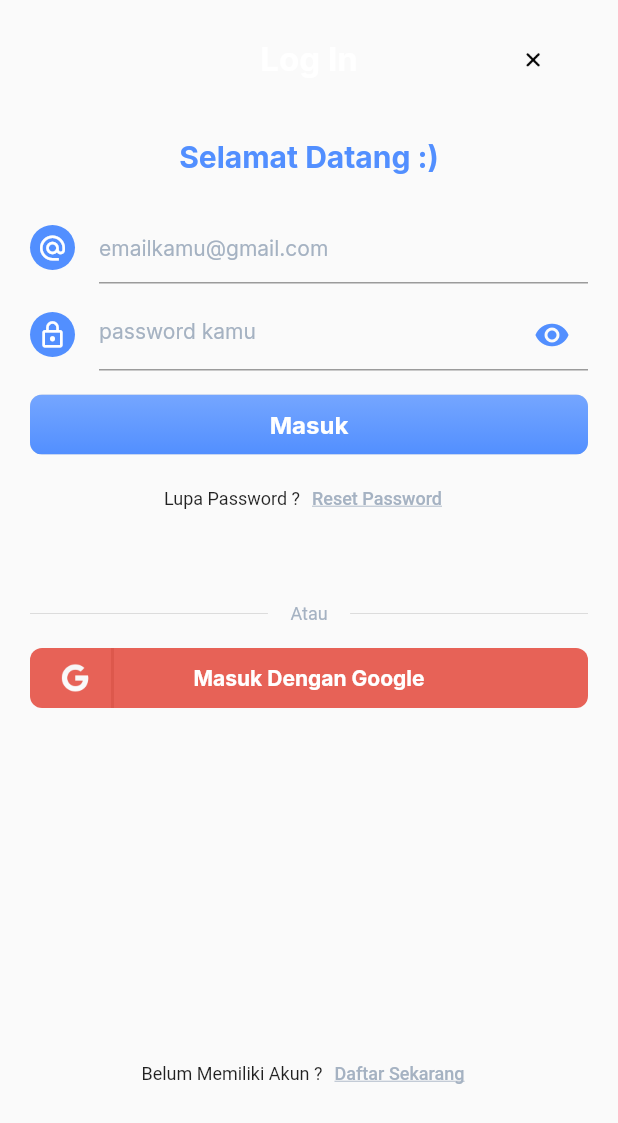
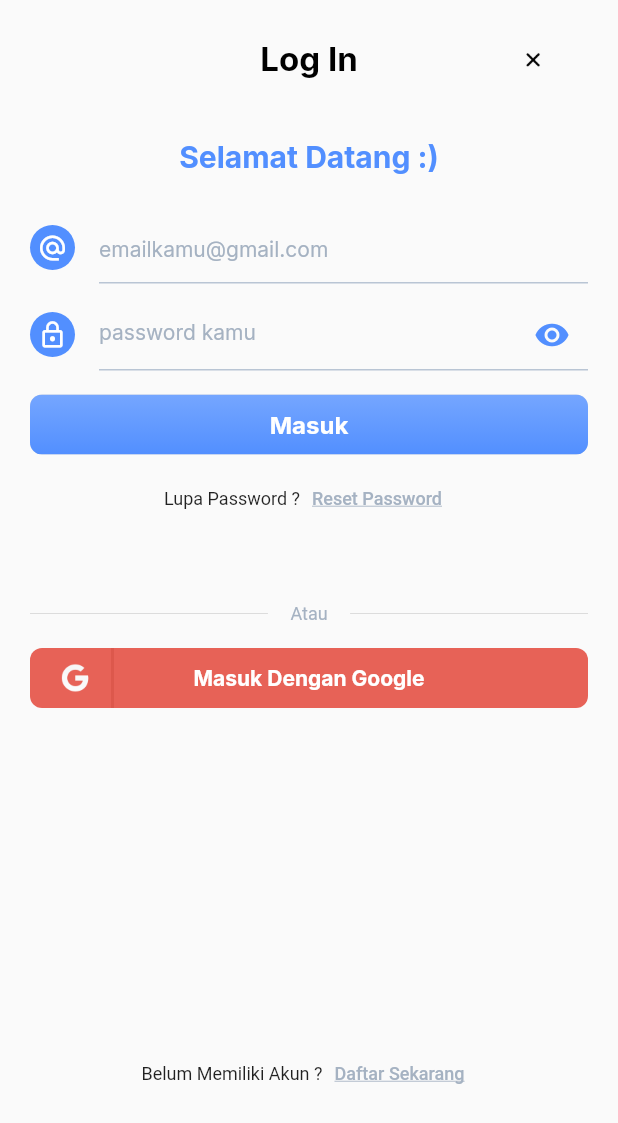
Before and after one commit to fawziah20/front-end-apk, a Flutter app: the screen it shows after launch, on a phone screen of 412 x 824 dp. Shown: the top 1123 px of the screen. Run offline on Flutter 3.47's test engine with Material 2 defaults, Android fonts, the phone set to English and light mode, and no system bars; our stand-ins replace bloc, equatable, flutter_bloc, flutter_custom_clippers, form_field_validator, get and 4 more; missing offline and left inert: snapping_sheet.

Commit message:
Revisi Sign In dan Sign Up pgae

```diff
--- a/lib/main.dart
+++ b/lib/main.dart
@@ -17,7 +17,7 @@ class MyApp extends StatelessWidget {
       theme: ThemeData(
           textTheme: TextTheme(
               title: TextStyle(
-                  color: Colors.white,
+                  color: Colors.black,
                   fontWeight: FontWeight.normal,
                   fontSize: 14))),
     );
--- a/lib/pages/general_pages_awal.dart
+++ b/lib/pages/general_pages_awal.dart
@@ -44,7 +44,9 @@ class GeneralPageAwal extends StatelessWidget {
                         Text(
                           title,
                           style: blackFontStyle.copyWith(
-                              fontSize: 22, fontWeight: FontWeight.bold),
+                              fontSize: 22,
+                              fontWeight: FontWeight.bold,
+                              color: Colors.black),
                           textAlign: TextAlign.center,
                         ),
                         SizedBox(
--- a/lib/pages/sign_in_page.dart
+++ b/lib/pages/sign_in_page.dart
@@ -17,6 +17,7 @@ class _SignInPageState extends State<SignInPage> {
     });
   }
 
+  bool notif = false;
   String validatepass(value) {
     if (value.isEmpty) {
       return "Tidak boleh kosong";
@@ -33,7 +34,6 @@ class _SignInPageState extends State<SignInPage> {
     bool isLoading = false;
     String email = "a@gmail.com";
     String pass = "12345678";
-
     return GeneralPageAwal(
       title: "Log In",
       teks1: "Belum Memiliki Akun ?",
@@ -60,9 +60,28 @@ class _SignInPageState extends State<SignInPage> {
               Container(
                 child: Column(
                   children: [
+                    Align(
+                      alignment: Alignment.topLeft,
+                      child: Visibility(
+                        visible: notif,
+                        child: Text(
+                          "Email atau password tidak cocok",
+                          style: blackFontStyle.copyWith(
+                              fontSize: 10,
+                              fontWeight: FontWeight.normal,
+                              color: Colors.red),
+                        ),
+                      ),
+                    ),
                     Container(
                       width: double.infinity,
                       child: TextFormField(
+                        style: notif == false
+                            ? blackFontStyle3.copyWith(
+                                fontWeight: FontWeight.normal)
+                            : blackFontStyle3.copyWith(
+                                fontWeight: FontWeight.normal,
+                                color: Colors.red),
                         autovalidateMode: AutovalidateMode.onUserInteraction,
                         controller: emailController,
                         validator: MultiValidator([
@@ -70,6 +89,11 @@ class _SignInPageState extends State<SignInPage> {
                           EmailValidator(errorText: "Bukan merupakan email"),
                         ]),
                         decoration: InputDecoration(
+                          enabledBorder: UnderlineInputBorder(
+                              borderSide: BorderSide(
+                                  color: notif == true
+                                      ? Colors.red
+                                      : "B9C5D4".toColor())),
                           icon: CircleAvatar(
                             backgroundColor: blueColors,
                             radius: 15,
@@ -80,7 +104,8 @@ class _SignInPageState extends State<SignInPage> {
                             ),
                           ),
                           hintStyle: greyFontStyle.copyWith(
-                              color: greyColor3, fontSize: 14),
+                              color: notif == false ? greyColor3 : Colors.red,
+                              fontSize: 14),
                           hintText: "emailkamu@gmail.com",
                         ),
                       ),
@@ -88,12 +113,23 @@ class _SignInPageState extends State<SignInPage> {
                     Container(
                       margin: EdgeInsets.only(top: 10),
                       child: TextFormField(
+                        style: notif == false
+                            ? blackFontStyle3.copyWith(
+                                fontWeight: FontWeight.normal)
+                            : blackFontStyle3.copyWith(
+                                fontWeight: FontWeight.normal,
+                                color: Colors.red),
                         onChanged: _onChangedHuruf,
                         autovalidateMode: AutovalidateMode.onUserInteraction,
                         validator: validatepass,
                         obscureText: _isObscure,
                         controller: passwordController,
                         decoration: InputDecoration(
+                          enabledBorder: UnderlineInputBorder(
+                              borderSide: BorderSide(
+                                  color: notif == true
+                                      ? Colors.red
+                                      : "B9C5D4".toColor())),
                           icon: CircleAvatar(
                             backgroundColor: blueColors,
                             radius: 15,
@@ -114,7 +150,8 @@ class _SignInPageState extends State<SignInPage> {
                                 });
                               }),
                           hintStyle: greyFontStyle.copyWith(
-                              color: greyColor3, fontSize: 14),
+                              color: notif == false ? greyColor3 : Colors.red,
+                              fontSize: 14),
                           hintText: "password kamu",
                         ),
                       ),
@@ -133,12 +170,15 @@ class _SignInPageState extends State<SignInPage> {
                                 Get.to(MainPage);
                               } else if (emailController.text != email ||
                                   passwordController.text != pass) {
+                                setState(() {
+                                  notif = !notif;
+                                });
                                 Get.to(MainPage());
-                                Get.snackbar(
-                                  "Gagal",
-                                  "Email atau password tidak cocok",
-                                  backgroundColor: "D9435E".toColor(),
-                                );
+                                // Get.snackbar(
+                                //   "Gagal",
+                                //   "Email atau password tidak cocok",
+                                //   backgroundColor: "D9435E".toColor(),
+                                // );
                               } else if (lengthpass < 8) {
                                 Get.snackbar(
                                   "Gagal",
```
Also changed, not shown: lib/pages/complete_signup.dart (+14 -10 lines), lib/pages/general_profile_page.dart (+32 -20 lines), assets/skill.png (added).
